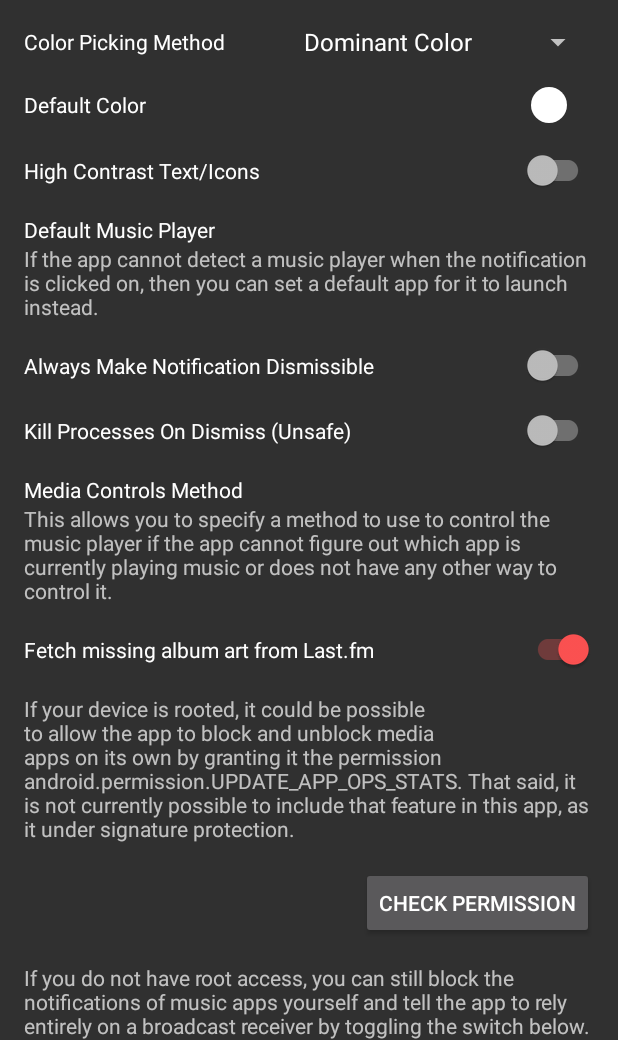
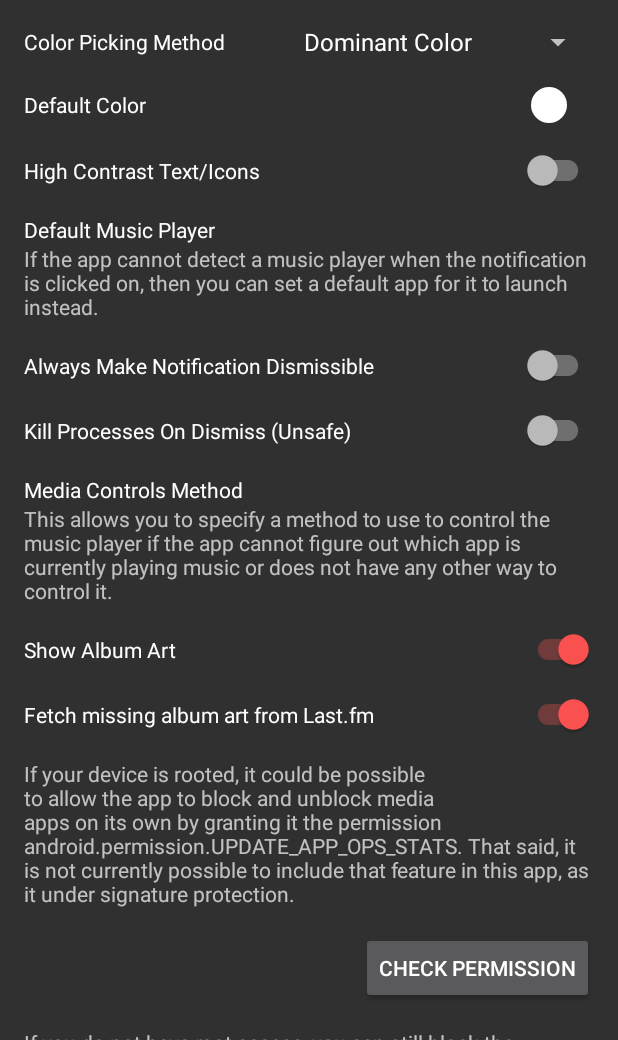
Before and after one commit to fennifith/MediaNotification, an Android app: the screen it shows after launch (MainActivity), on a phone screen of 412 x 824 dp, the part 196-1236 px from its top. Run offline under Robolectric (Android 15) with nearby library versions, the phone set to English and light mode, and no system bars; libraries missing offline, so code that uses them is left out: android.support.v7, james.colorpickerdialog.dialogs.

Commit message:
added option to disable all album art

```diff
--- a/app/src/main/java/james/medianotification/activities/MainActivity.java
+++ b/app/src/main/java/james/medianotification/activities/MainActivity.java
@@ -60,6 +60,7 @@ public class MainActivity extends AppCompatActivity {
     private View mediaControls;
     private TextView storagePermission;
     private Button storagePermissionButton;
+    SwitchCompat albumArtSwitch;
     private SwitchCompat lastFmSwitch;
     private TextView rootPermission;
     private Button rootPermissionButton;
@@ -89,6 +90,7 @@ public class MainActivity extends AppCompatActivity {
         mediaControls = findViewById(R.id.mediaControls);
         storagePermission = findViewById(R.id.storagePermission);
         storagePermissionButton = findViewById(R.id.storagePermissionButton);
+        albumArtSwitch = findViewById(R.id.albumArtSwitch);
         lastFmSwitch = findViewById(R.id.lastFmSwitch);
         rootPermission = findViewById(R.id.rootPermission);
         rootPermissionButton = findViewById(R.id.rootPermissionButton);
@@ -298,6 +300,15 @@ public class MainActivity extends AppCompatActivity {
             }
         });
 
+        albumArtSwitch.setChecked(prefs.getBoolean(PreferenceUtils.PREF_SHOW_ALBUM_ART, true));
+        albumArtSwitch.setOnCheckedChangeListener(new CompoundButton.OnCheckedChangeListener() {
+            @Override
+            public void onCheckedChanged(CompoundButton compoundButton, boolean b) {
+                prefs.edit().putBoolean(PreferenceUtils.PREF_SHOW_ALBUM_ART, b).apply();
+                updateNotification();
+            }
+        });
+
         lastFmSwitch.setChecked(prefs.getBoolean(PreferenceUtils.PREF_USE_LASTFM, true));
         lastFmSwitch.setOnCheckedChangeListener(new CompoundButton.OnCheckedChangeListener() {
             @Override
--- a/app/src/main/java/james/medianotification/services/NotificationService.java
+++ b/app/src/main/java/james/medianotification/services/NotificationService.java
@@ -343,6 +343,7 @@ public class NotificationService extends NotificationListenerService {
         if (smallIcon == null)
             smallIcon = ImageUtils.getVectorBitmap(this, R.drawable.ic_music);
 
+        remoteViews.setViewVisibility(R.id.largeIcon, prefs.getBoolean(PreferenceUtils.PREF_SHOW_ALBUM_ART, true) ? View.VISIBLE : View.GONE);
         remoteViews.setImageViewBitmap(R.id.largeIcon, largeIcon);
         Palette.Swatch swatch = PaletteUtils.generateSwatch(this, largeIcon);
 
--- a/app/src/main/java/james/medianotification/utils/PreferenceUtils.java
+++ b/app/src/main/java/james/medianotification/utils/PreferenceUtils.java
@@ -11,6 +11,7 @@ public class PreferenceUtils {
     public static final String PREF_ALWAYS_DISMISSIBLE = "alwaysDismissible";
     public static final String PREF_FC_ON_DISMISS = "fcOnDismiss";
     public static final String PREF_DEFAULT_MUSIC_PLAYER = "defaultMusicPlayer";
+    public static final String PREF_SHOW_ALBUM_ART = "showAlbumArt";
 
     public static final int COLOR_METHOD_DOMINANT = 0;
     public static final int COLOR_METHOD_PRIMARY = 1;
--- a/app/src/main/res/layout/activity_main.xml
+++ b/app/src/main/res/layout/activity_main.xml
@@ -193,6 +193,15 @@
                 android:text="@string/title_grant_permission" />
 
             <android.support.v7.widget.SwitchCompat
+                android:id="@+id/albumArtSwitch"
+                android:layout_width="match_parent"
+                android:layout_height="wrap_content"
+                android:layout_marginBottom="16dp"
+                android:text="@string/title_album_art"
+                android:textColor="?android:textColorPrimary"
+                android:textSize="14sp" />
+
+            <android.support.v7.widget.SwitchCompat
                 android:id="@+id/lastFmSwitch"
                 android:layout_width="match_parent"
                 android:layout_height="wrap_content"
--- a/app/src/main/res/values/strings.xml
+++ b/app/src/main/res/values/strings.xml
@@ -23,6 +23,7 @@
     <string name="title_media_controls">Media Controls Method</string>
     <string name="desc_media_controls">This allows you to specify a method to use to control the music player if the app cannot figure out which app is currently playing music or does not have any other way to control it.</string>
     <string name="action_load_all_apps">Load All Apps</string>
+    <string name="title_album_art">Show Album Art</string>
 
     <string-array name="array_color_methods">
         <item>Dominant Color</item>
```
